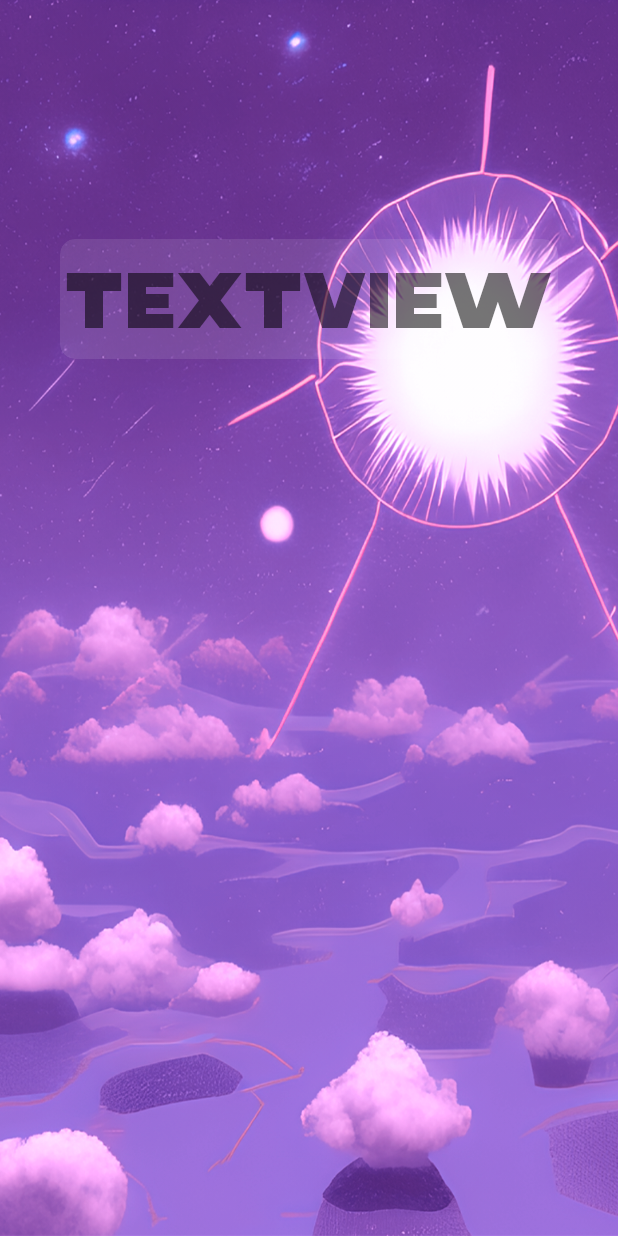
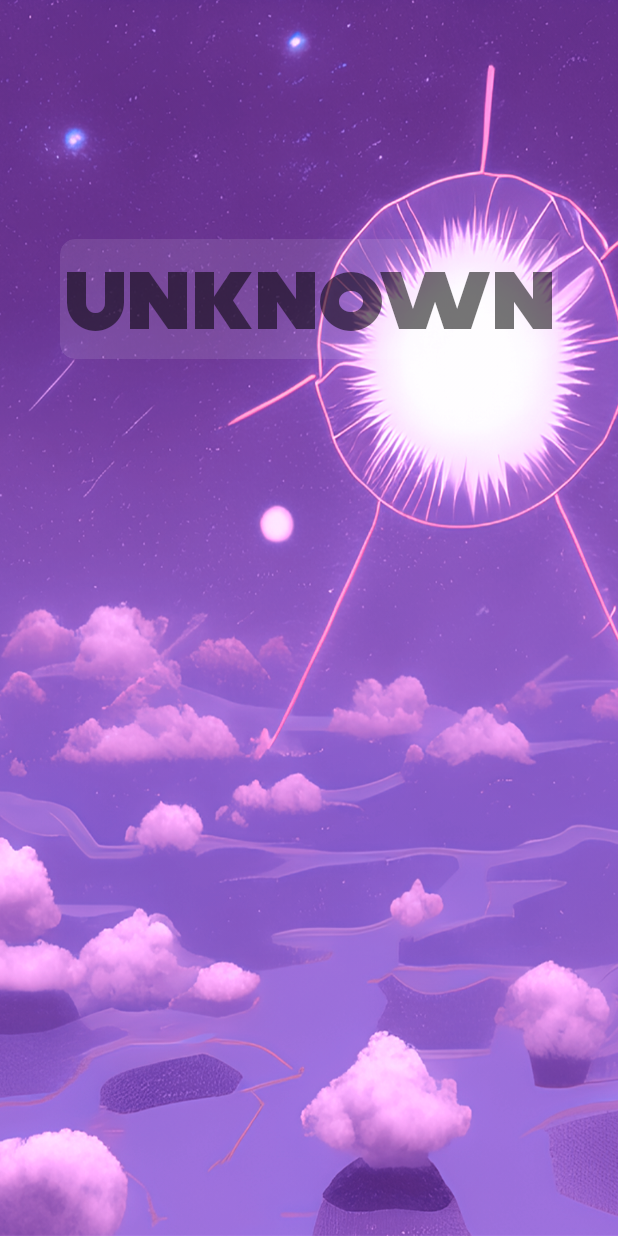
Before and after one commit to NewRonin/weather-report, an Android app built with Jetpack Compose: the screen it shows after launch (MainActivity), on a phone screen of 412 x 824 dp. Run offline under Robolectric (Android 15) with nearby library versions, the phone set to English and light mode, and no system bars; our stand-ins replace Volley.

Commit message:
safety improvements

```diff
--- a/app/src/main/java/com/example/weatherreport/MainActivity.kt
+++ b/app/src/main/java/com/example/weatherreport/MainActivity.kt
@@ -2,6 +2,7 @@ package com.example.weatherreport
 
 import android.Manifest
 import android.content.Context
+import android.content.Intent
 import android.content.pm.PackageManager
 import android.content.res.Resources.Theme
 import android.location.Geocoder
@@ -26,6 +27,14 @@ import java.util.Locale
 
 class MainActivity : ComponentActivity() {
     override fun onCreate(savedInstanceState: Bundle?) {
+        super.onCreate(savedInstanceState)
+
+        setContentView(R.layout.activity_main)
+
+        val city : String?
+
+        try {
+            val locationManager = getSystemService(Context.LOCATION_SERVICE) as LocationManager
 
             if (ActivityCompat.checkSelfPermission(
                     this,
@@ -35,30 +44,17 @@ class MainActivity : ComponentActivity() {
                     Manifest.permission.ACCESS_COARSE_LOCATION
                 ) != PackageManager.PERMISSION_GRANTED
             ) {
-            ActivityCompat.requestPermissions(this, arrayOf(Manifest.permission.ACCESS_COARSE_LOCATION), 66)
-        }
+                ActivityCompat.requestPermissions(this, arrayOf(Manifest.permission.ACCESS_COARSE_LOCATION), AppConstants().locationRequestCode)
 
-        super.onCreate(savedInstanceState)
-        setContentView(R.layout.activity_main)
-
-        val city : String?
-
-        val locationManager = getSystemService(Context.LOCATION_SERVICE) as LocationManager
-        if (ActivityCompat.checkSelfPermission(
-                this,
-                Manifest.permission.ACCESS_FINE_LOCATION
-            ) != PackageManager.PERMISSION_GRANTED && ActivityCompat.checkSelfPermission(
-                this,
-                Manifest.permission.ACCESS_COARSE_LOCATION
-            ) != PackageManager.PERMISSION_GRANTED
-        ) {
-            ActivityCompat.requestPermissions(this, arrayOf(Manifest.permission.ACCESS_COARSE_LOCATION), 66)
             }
 
             val location = locationManager.getLastKnownLocation(LocationManager.NETWORK_PROVIDER)
             if (location != null) {
                 city = getLocation(location.latitude, location.longitude)
                 city?.let { displayForecast(city) }
+            }
+        } catch (e : Exception){
+            Toast.makeText(applicationContext, getString(R.string.passing_error), Toast.LENGTH_LONG).show()
         }
 
     }
@@ -99,11 +95,11 @@ class MainActivity : ComponentActivity() {
 
 
                 } catch (e: JSONException) {
-                    Toast.makeText(applicationContext, e.stackTraceToString(), Toast.LENGTH_SHORT).show()
+                    Toast.makeText(applicationContext, getString(R.string.passing_error), Toast.LENGTH_LONG).show()
                 }
             },
             { error ->
-                // TODO: Handle error
+                Toast.makeText(applicationContext, getString(R.string.connection_error) , Toast.LENGTH_LONG).show()
             }
         )
 
@@ -137,4 +133,16 @@ class MainActivity : ComponentActivity() {
         val fDate = SimpleDateFormat("dd, E")
         return fDate.format(inDate)
     }
+
+    override fun onRequestPermissionsResult(
+        requestCode: Int,
+        permissions: Array<out String>,
+        grantResults: IntArray
+    ) {
+        super.onRequestPermissionsResult(requestCode, permissions, grantResults)
+        if (requestCode == AppConstants().locationRequestCode) {
+            finish()
+            startActivity(intent)
         }
+    }
+}
--- a/app/src/main/java/com/example/weatherreport/data/AppConstants.kt
+++ b/app/src/main/java/com/example/weatherreport/data/AppConstants.kt
@@ -7,6 +7,7 @@ public class AppConstants {
     val weatherAPIForecast: String = "/forecast.json"
 
     val forecastDuration: Int = 5;
+    val locationRequestCode = 66;
 
     val getWeatherAPIUrl =
         { city : String, lang : String -> weatherAPIBase + weatherAPIForecast + "?q=" + city + "&days=" + forecastDuration.toString() + "&lang=" + lang + "&key=" + weatherAPIKey }
--- a/app/src/main/res/layout/activity_main.xml
+++ b/app/src/main/res/layout/activity_main.xml
@@ -30,7 +30,7 @@
             android:autoSizeTextType="uniform"
             android:fontFamily="@font/raydis"
             android:gravity="center"
-            android:text="TextView" />
+            android:text="@string/unknown_location" />
     </androidx.cardview.widget.CardView>
 
     <ScrollView
--- a/app/src/main/res/values/strings.xml
+++ b/app/src/main/res/values/strings.xml
@@ -1,3 +1,6 @@
 <resources>
     <string name="app_name">Weather Report</string>
+    <string name="connection_error"> Unexpected weather service error! Try again later. </string>
+    <string name="passing_error"> Something went wrong! Restart the app. </string>
+    <string name="unknown_location"> Unknown </string>
 </resources>
```
Lines whose indentation alone changed are shown as unchanged.
